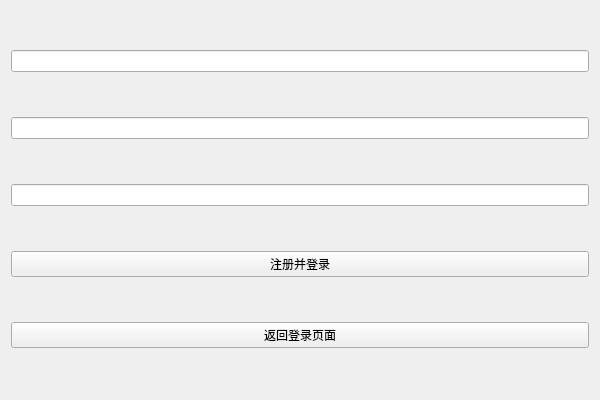
This is LCS/register.ui in SeeChen/LCS_lanChatSoftware as Qt 5 draws it before an edit. The edited form follows.
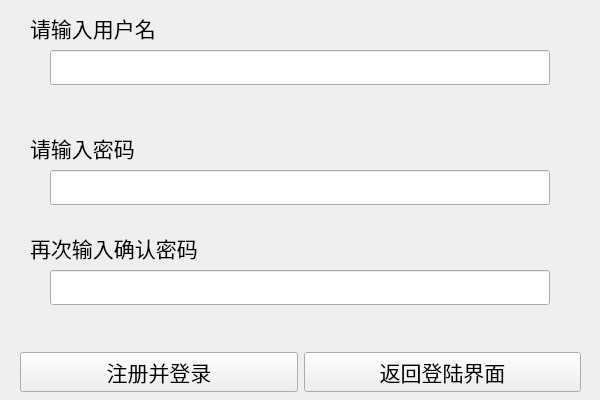
This is the edited form.

```diff
--- a/LCS/register.ui
+++ b/LCS/register.ui
@@ -13,31 +13,146 @@
   <property name="windowTitle">
    <string>Form</string>
   </property>
-  <layout class="QVBoxLayout" name="verticalLayout">
-   <item>
-    <widget class="QLineEdit" name="lineEdit_UserName"/>
-   </item>
-   <item>
-    <widget class="QLineEdit" name="lineEdit_Password"/>
-   </item>
-   <item>
-    <widget class="QLineEdit" name="lineEdit_Configm"/>
-   </item>
-   <item>
-    <widget class="QPushButton" name="btn_Register">
-     <property name="text">
-      <string>注册并登录</string>
-     </property>
-    </widget>
-   </item>
-   <item>
-    <widget class="QPushButton" name="btn_Back">
-     <property name="text">
-      <string>返回登录页面</string>
-     </property>
-    </widget>
-   </item>
-  </layout>
+  <widget class="QLabel" name="label">
+   <property name="geometry">
+    <rect>
+     <x>30</x>
+     <y>10</y>
+     <width>300</width>
+     <height>35</height>
+    </rect>
+   </property>
+   <property name="font">
+    <font>
+     <pointsize>16</pointsize>
+    </font>
+   </property>
+   <property name="text">
+    <string>请输入用户名</string>
+   </property>
+  </widget>
+  <widget class="QLineEdit" name="lineEdit_UserName">
+   <property name="geometry">
+    <rect>
+     <x>50</x>
+     <y>50</y>
+     <width>500</width>
+     <height>35</height>
+    </rect>
+   </property>
+   <property name="font">
+    <font>
+     <pointsize>16</pointsize>
+    </font>
+   </property>
+  </widget>
+  <widget class="QLineEdit" name="lineEdit_Password">
+   <property name="geometry">
+    <rect>
+     <x>50</x>
+     <y>170</y>
+     <width>500</width>
+     <height>35</height>
+    </rect>
+   </property>
+   <property name="font">
+    <font>
+     <pointsize>16</pointsize>
+    </font>
+   </property>
+  </widget>
+  <widget class="QLabel" name="label_2">
+   <property name="geometry">
+    <rect>
+     <x>30</x>
+     <y>130</y>
+     <width>300</width>
+     <height>35</height>
+    </rect>
+   </property>
+   <property name="font">
+    <font>
+     <pointsize>16</pointsize>
+    </font>
+   </property>
+   <property name="text">
+    <string>请输入密码</string>
+   </property>
+  </widget>
+  <widget class="QLineEdit" name="lineEdit_Configm">
+   <property name="geometry">
+    <rect>
+     <x>50</x>
+     <y>270</y>
+     <width>500</width>
+     <height>35</height>
+    </rect>
+   </property>
+   <property name="font">
+    <font>
+     <pointsize>16</pointsize>
+    </font>
+   </property>
+  </widget>
+  <widget class="QLabel" name="label_3">
+   <property name="geometry">
+    <rect>
+     <x>30</x>
+     <y>230</y>
+     <width>300</width>
+     <height>35</height>
+    </rect>
+   </property>
+   <property name="font">
+    <font>
+     <pointsize>16</pointsize>
+    </font>
+   </property>
+   <property name="text">
+    <string>再次输入确认密码</string>
+   </property>
+  </widget>
+  <widget class="QWidget" name="">
+   <property name="geometry">
+    <rect>
+     <x>20</x>
+     <y>350</y>
+     <width>561</width>
+     <height>44</height>
+    </rect>
+   </property>
+   <property name="font">
+    <font>
+     <pointsize>16</pointsize>
+    </font>
+   </property>
+   <layout class="QHBoxLayout" name="horizontalLayout">
+    <item>
+     <widget class="QPushButton" name="btn_Register">
+      <property name="font">
+       <font>
+        <pointsize>16</pointsize>
+       </font>
+      </property>
+      <property name="text">
+       <string>注册并登录</string>
+      </property>
+     </widget>
+    </item>
+    <item>
+     <widget class="QPushButton" name="btn_Back">
+      <property name="font">
+       <font>
+        <pointsize>16</pointsize>
+       </font>
+      </property>
+      <property name="text">
+       <string>返回登陆界面</string>
+      </property>
+     </widget>
+    </item>
+   </layout>
+  </widget>
  </widget>
  <resources/>
  <connections/>
```
